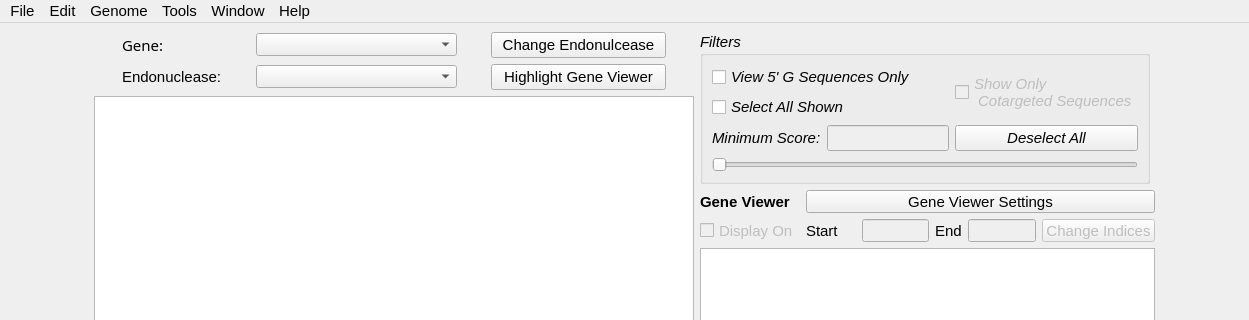
The window that resultsWindow.ui (TrinhLab/CASPERapp) describes before a commit, drawn with Qt 5; both pictures show x 0 to 1249 and y 0 to 320 of the 1249 by 768 pixel window.
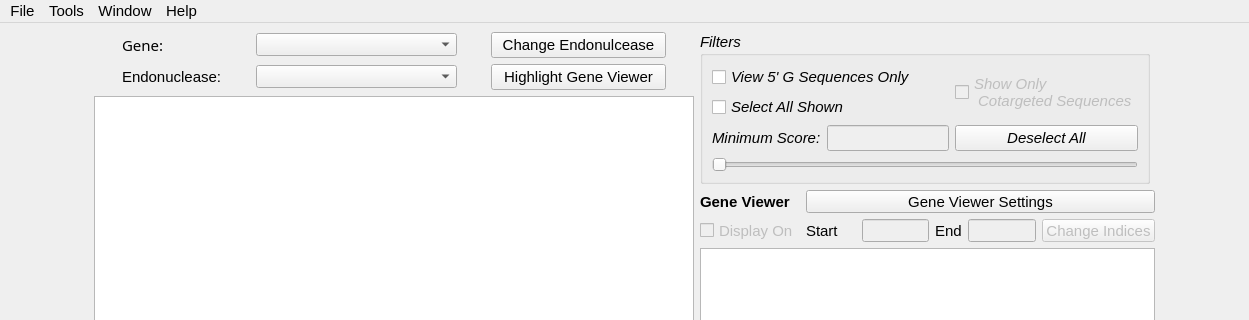
The same window after the commit.

The edit to the form file:
```diff
--- a/resultsWindow.ui
+++ b/resultsWindow.ui
@@ -419,7 +419,7 @@
      <x>0</x>
      <y>0</y>
      <width>1249</width>
-     <height>23</height>
+     <height>21</height>
     </rect>
    </property>
    <widget class="QMenu" name="menuFile">
@@ -432,16 +432,6 @@
     <addaction name="actionSave"/>
     <addaction name="actionReset"/>
    </widget>
-   <widget class="QMenu" name="menuEdit">
-    <property name="title">
-     <string>Edit</string>
-    </property>
-   </widget>
-   <widget class="QMenu" name="menuGenome">
-    <property name="title">
-     <string>Genome</string>
-    </property>
-   </widget>
    <widget class="QMenu" name="menuTools">
     <property name="title">
      <string>Tools</string>
@@ -470,8 +460,6 @@
     <addaction name="actionDocumentation"/>
    </widget>
    <addaction name="menuFile"/>
-   <addaction name="menuEdit"/>
-   <addaction name="menuGenome"/>
    <addaction name="menuTools"/>
    <addaction name="menuWindow"/>
    <addaction name="menuHelp"/>
```
